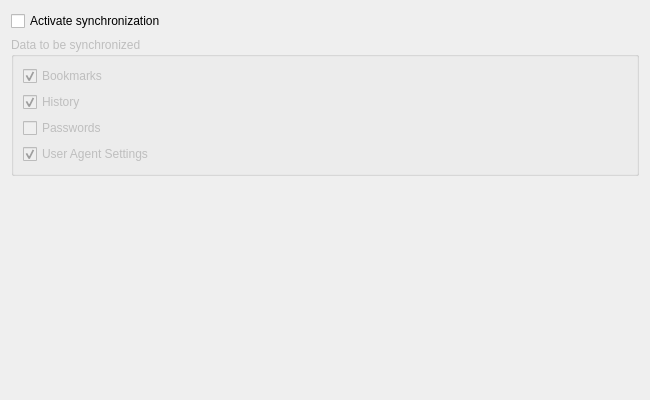
testmana2/test, file Helpviewer/Sync/SyncDataPage.ui: the form before one commit.
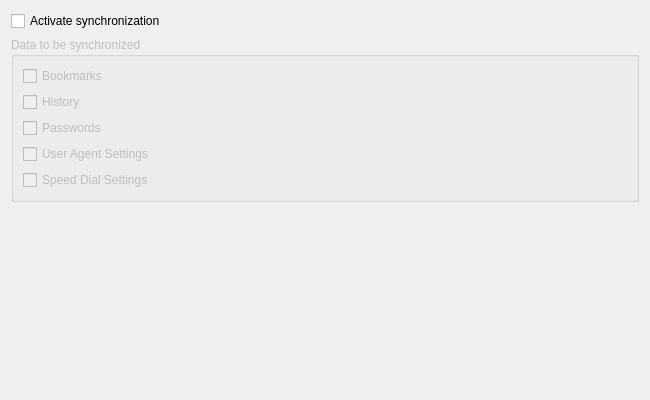
The form after the commit.

Commit message: Made the speed dial settings synchronizable via the sync manager.

```diff
--- a/Helpviewer/Sync/SyncDataPage.ui
+++ b/Helpviewer/Sync/SyncDataPage.ui
@@ -44,9 +44,6 @@
         <property name="text">
          <string>Bookmarks</string>
         </property>
-        <property name="checked">
-         <bool>true</bool>
-        </property>
        </widget>
       </item>
       <item>
@@ -57,9 +54,6 @@
         <property name="text">
          <string>History</string>
         </property>
-        <property name="checked">
-         <bool>true</bool>
-        </property>
        </widget>
       </item>
       <item>
@@ -80,8 +74,15 @@
         <property name="text">
          <string>User Agent Settings</string>
         </property>
-        <property name="checked">
-         <bool>true</bool>
+       </widget>
+      </item>
+      <item>
+       <widget class="QCheckBox" name="speedDialCheckBox">
+        <property name="toolTip">
+         <string>Select to synchronize the speed dial data</string>
+        </property>
+        <property name="text">
+         <string>Speed Dial Settings</string>
         </property>
        </widget>
       </item>
```
The commit also changes 21 other files.
